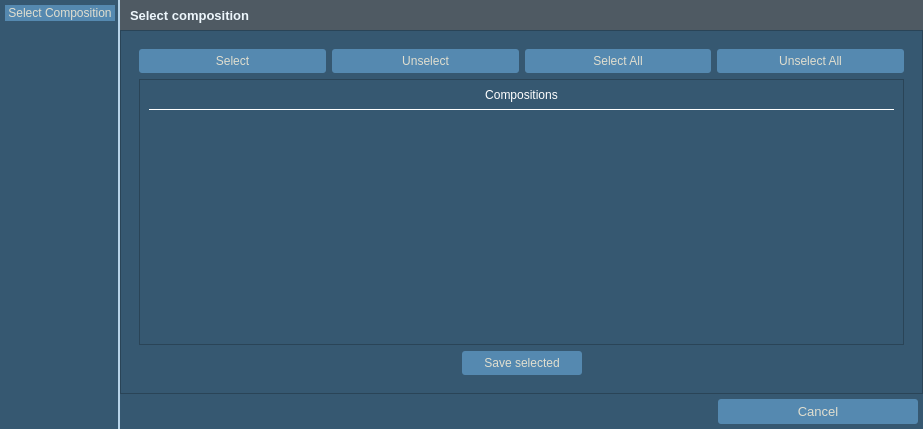
GIAPspzoo/GIAP_PolaMap_lite, file Kompozycje/compositions_saver.ui: the form before one commit.
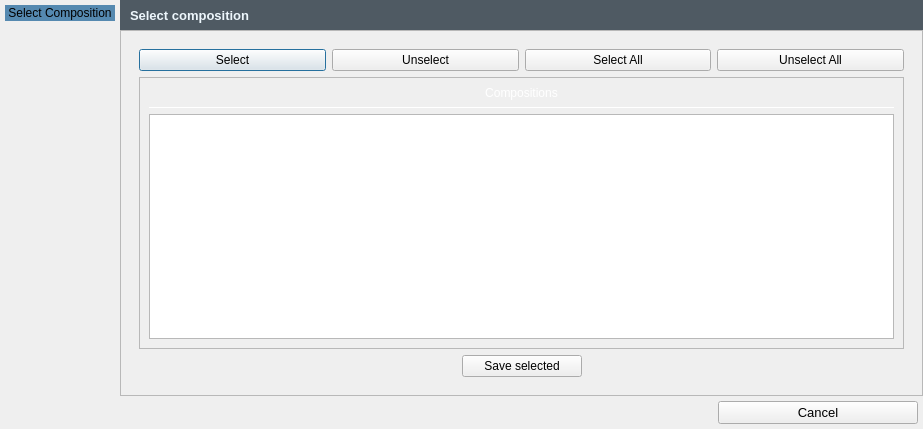
The form after the commit. Icons and pictures are not drawn.

Patch:
```diff
--- a/Kompozycje/compositions_saver.ui
+++ b/Kompozycje/compositions_saver.ui
@@ -36,443 +36,7 @@
     <normaloff>:/plugins/GIAP-giap_layout/icons/giap_logo.png</normaloff>:/plugins/GIAP-giap_layout/icons/giap_logo.png</iconset>
   </property>
   <property name="styleSheet">
-   <string notr="true">* {
-background-color: #365871;
-selection-background-color:  #5589B0;
-color:#E0DECF;
-font: 10pt &quot;Segoe UI&quot;;
-}
-QLabel{
-font: 10pt &quot;Segoe UI&quot;;
-color:#E0DECF;
-}
-
-
-QScrollBar:horizontal {
-    height: 15px;
-}
-QScrollBar::handle:horizontal {
-    background: #5589B0;
-    border-radius: 5px;
-    width: 10px;
-    margin: 2px 0 2px 0;
-}
-QScrollBar::add-line:horizontal, QScrollBar::sub-line:horizontal  {
-    border: 1px solid #365871;
-    background: #365871;
-    width: 12px;
-}
- QScrollBar:vertical {
-     width: 15px;
- }
- QScrollBar::handle:vertical {
-     background: #5589B0;
-     height: 10px;
-     border-radius: 5px;
-         margin: 0px 2px 0px 2px;
- }
- QScrollBar::add-line:vertical{
-    border: 1px solid #365871;
-     background: #365871;
-     height: 12px;
- }
-
- QScrollBar::sub-line:vertical {
-      border: 1px solid #365871;
-     background: #365871;
-     height: 12px;
- }
-
-QAbstractScrollArea::corner {
- border: 1px solid #365871;
-width: 0px;
-height: 0px;
-}
-QProgressBar {
-    border: 2px solid #263B4E;
-    border-radius: 5px;
-}
-
-QCheckBox::indicator:disabled {
-background-color: #465A68;}
-
-QLineEdit, QTextEdit{
-color:#E0DECF;
-min-height: 20px;
-border: 1px solid;
-border-radius: 3px;
-border-color: #263c4e;
-background-color: #263c4e;
-}
-
-QLineEdit:focus{
-border: solid;
-border-style: solid;
-border-width: 1px;
-border-color: #E0DECF;
-}
-
-QPushButton {
-padding: 5px;
-border: none;
-border-width: 1px;
-border-radius: 3px;
-background-color: #5589B0;
-}
-QPushButton:checked {
-background-color: #5589B0;
-border: solid;
-border-width: 1px;
-border-color: #5589B0;
-}
-
-QPushButton:pressed {
-background-color: #5589B0;
-border: solid;
-border-width: 1px;
-border-color:#5589B0;
-}
-QPushButton:hover {
-background-color: #5589B0;
-border-radius: 3px;
-border: solid;
-border-style: solid;
-border-width: 1px;
-border-color: #E0DECF;
-}
-
-QToolButton {
-border: none;
-border-width: 0px;
-border-radius: 3px;
-background-color: none;
-}
-
-QToolButton:checked {
-background-color:#5589B0;
-border-radius: 3px;
-border: solid;
-border-width: 1px;
-border-color: #5589B0;
-}
-QToolButton:hover {
-background-color: #5589B0;
-border-radius: 3px;
-border: solid;
-border-width: 1px;
-border-color: #E0DECF;
-}
-
-
-QToolButton:pressed {
-background-color:#5589B0;
-border: solid;
-border-width: 1px;
-border-color: #5589B0;
-}
-
-QToolButton::menu, QToolButton::menu-button {
-background-color: #263C4E;
-border: solid;
-border-width: 1px;
-border-color: #5589B0;
-}
-QMenuBar {
-selection-background-color:  #5589B0;
-}
-QMenu{
-border: 1px solid #263c4e;
-
-}
-
-QMenu::item:selected {
-background-color:  #5589B0;
-}
-
-QHeaderView::section {
-    background-color: #5589B0;
-    color: #E0DECF;
-    padding-left: 4px;
-    border: 1px solid #4F5A63;
-}
-
-QHeaderView::section:checked
-{
-    background-color: #5589B0;
-}
-
-QComboBox{
-min-height: 26px;
-}
-
-QComboBox QListView{
-selection-background-color:  #5589B0;
-    color: #E0DECF;
-     border: 1px solid #263c4e;
-}
-
-QComboBox:disabled {
-background-color: #465A68;
-color: black;
-}
-
-QComboBox:editable {
-border: 0px solid #5589B0;
-border-radius: 3px;
-background-color: #263c4e;
-padding: 0px 0px 0px 3px;
-}
-
-QComboBox:editable:focus{
-border: solid;
-border-style: solid;
-border-width: 1px;
-border-color: #E0DECF;
-}
-
-QComboBox:!editable {
-border: 0px solid #5589B0;
-border-radius: 3px;
-background-color: #263c4e;
-padding:0px 3px 0px 3px;
-}
-
-QComboBox:!editable:on {
-background-color: #263c4e;
-border: solid;
-border-width: 1px;
-border-color: #365871;
-padding:0px 5px 0px 3px;
-}
-
-QComboBox::drop-down {
-border-left: solid;
-border-width: 0px;
-background-color: #263c4e;
-border-radius: 3px;
-}
-QComboBox::drop-down:editable:on {
-background-color:#263c4e;
-border: solid;
-border-width: 1px;
-border-color: #263c4e;
-}
-
-QComboBox::drop-down:!editable:on {
-background-color: #263c4e;
-}
-
-QComboBox::down-arrow {
-        image:  url(:/plugins/GIAP-PolaMap/icons/branch-open.png);
-    width: 18px;
-    height: 28px;
-}
-
-QComboBox::down-arrow:hover, QComboBox::down-arrow:pressed{
-border: solid;
-border-width: 0px;
-border-color: #E0DECF;
-border-radius: 3px;
-margin:0px 3px 0px -1px;
-}
-
-QToolTip {
-color:#E0DECF;
-	font: 10pt &quot;Segoe UI&quot;;
-font-weight: normal;
-border-style: double;
-border: 1px;
-border-radius: 3px;
-background-color:#4F5A63;
-}
-
-Line{
-color: 1px solid #E0DECF;
-}
-
-QTabBar::tab {
-padding: 2px;
-color: #E0DECF;
-}
-QTabWidget::tab-bar {
-    left: 5px;
-}
-QTabWidget::pane {
-border: 1px solid #365871;
-border-top: 1px solid #5589B0;
-}
-
-QTabBar::tab:selected, QTabBar::tab:hover, QTabBar::tab:!selected:hover {
-font-weight: 450;
-padding: 3px;
-border-top: 1px solid #365871;
-border-right: 0px solid #E0DECF;
-border-left: 0px solid #E0DECF;
-border-bottom: 3px solid #E0DECF;
-margin-bottom: 2px;
-background: #5589B0;
-}
-
-QTabBar::tab:!selected {
-font-weight: 450;
-color: #E0DECF;
-border: 2px solid #365871;
-margin-bottom: 2px;
-padding: 3px;
-}
-
-QTreeView {
-    border: 1px solid;
-    border-color: #5589B0;
-    margin: 2px;
-   show-decoration-selected: 1;
-}
-
-QTreeView::item,
-QTreeView::branch {
-    color: #E0DECF;
-     padding: 2px;
-}
-
-QTreeView:branch:hover,
-QTreeView:item:hover
-{
-    background-color: #5589B0;
-}
-
-QTreeView:branch:selected,
-QTreeView:item:selected
-{
-    background-color: #5589B0;
-    color: #E0DECF;
-}
-
-QTreeView::branch:has-children:!has-siblings:closed,
-QTreeView::branch:closed:has-children:has-siblings {
-        border-image: none;
-        image: url(:/plugins/GIAP-PolaMap/icons/branch-closed.png);
-}
-
-QTreeView::branch:open:has-children:!has-siblings,
-QTreeView::branch:open:has-children:has-siblings  {
-        border-image: none;
-        image:  url(:/plugins/GIAP-PolaMap/icons/branch-open.png);
-}
-
-QProgressBar {
-    border: 2px solid #365871;
-    background-color: #365871;
-    border-radius: 3px;
-    text-align: center;
-    color: #E0DECF;
-}
-
-QProgressBar::chunk {
-    background-color: #5589B0;
-}
-QSpinBox, QDoubleSpinBox,
-QSpinBox:editable,
-QSpinBox:hover,
-QSpinBox:pressed,
-QDoubleSpinBox:editable,
-QDoubleSpinBox:hover,
-QDoubleSpinBox:pressed {
-    border: 1px solid;
-    border-radius: 3px;
-    border-color: #263c4e;
-background-color: #263c4e;
-}
-QSpinBox:focus, QDoubleSpinBox:focus {
-border-style: solid;
-border-width: 0px;
-border-color: #E0DECF;
-}
-QSpinBox:disabled, QDoubleSpinBox:disabled {
-  border: none;
-  border-bottom: 1px solid #263c4e;
-  border-radius: 0;
-  background: #263c4e;
-  color: #000000;
-}
-QSpinBox::up-button, QDoubleSpinBox::up-button{
-  subcontrol-origin: border;
-  subcontrol-position: top right;
-  border: 0px solid #E0DECF;
-  border-radius: 3;
-  background: #263c4e;
-}
-
-QSpinBox::down-button, QDoubleSpinBox::down-button {
-  subcontrol-origin: border;
-  subcontrol-position: bottom right;
-  border: 0px solid #E0DECF;
-  border-radius: 3;
-  background: #263c4e;
-}
-QSpinBox::down-button:hover, QDoubleSpinBox::down-button:hover, QSpinBox::up-button:hover, QDoubleSpinBox::up-button:hover {
-border: solid;
-border-width: 1px;
-border-color: #E0DECF;
-}
-
-QSpinBox::up-arrow:disabled,
-QSpinBox::up-arrow:off {
-  image: none;
-}
-
-QSpinBox::down-arrow:disabled,
-QSpinBox::down-arrow:off,
- QDoubleSpinBox::down-arrow:disabled,
-QDoubleSpinBox::down-arrow:off{
-  image: none;
-}
-
-QTableView {
-    selection-background-color: #5589B0;
-}
-
-QGroupBox {
-    border-top: 1px solid #E0DECF;
-    margin-top: 5ex;
-}
-QGroupBox::title {
-    subcontrol-origin: margin;
-    padding: 0 5px;
-    }
-
-QDockWidget {
-    border: 10px solid lightgray;
-
-}
-
-QTableView, QListView
-        {
-            gridline-color:#4F5A63;
-            color: #E0DECF;
-            alternate-background-color: #4F5A63;
-            selection-background-color: #5589B0;
-            border: 1px solid #5589B0;
-        }
-QTableView::item, QListView::item
-        {
-            color: #E0DECF;
-        }
-QTableView::item:hover, QListView::item:hover
-        {
-            color: #E0DECF;
-            background: #5589B0;
-            selection-background-color: #5589B0;
-        }
-QTableView::item:focus, QListView::item:focus
-        {
-            color: #E0DECF;
-            background: #263B4E;
-        }
-QTableView::item:selected, QListView::item:selected
-        {
-            color: #E0DECF;
-            background-color: #5589B0;
-        }</string>
+   <string notr="true"/>
   </property>
   <property name="locale">
    <locale language="English" country="UnitedKingdom"/>
```
